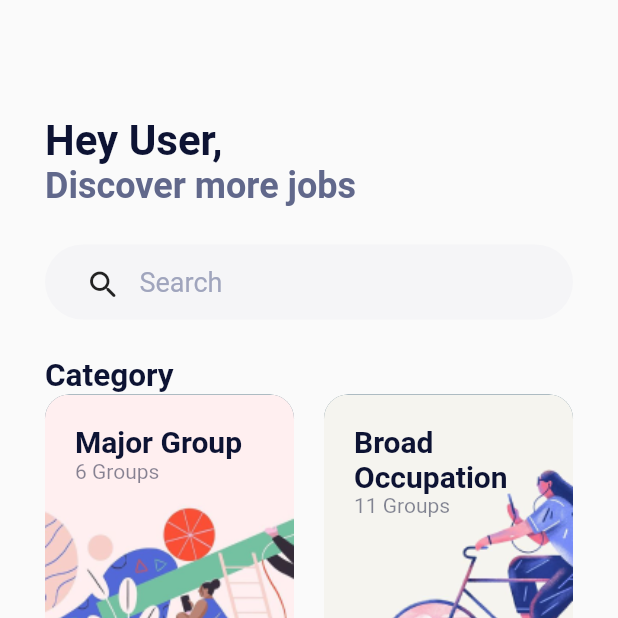
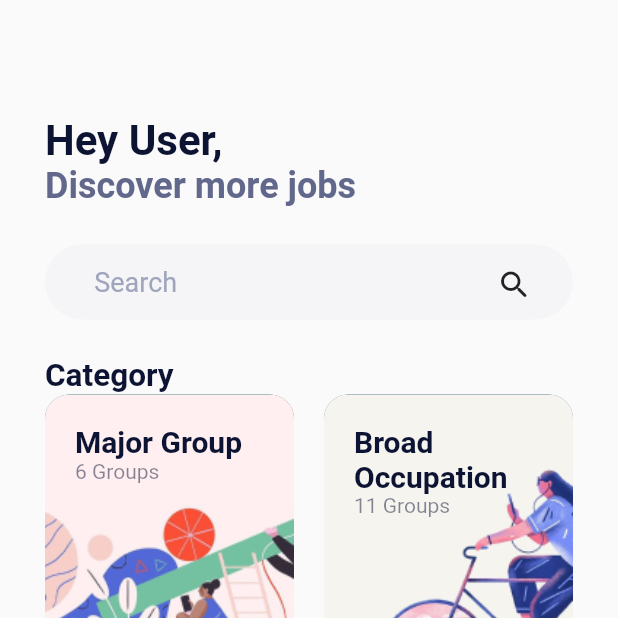
Before and after one commit to qwertybee/Ideal-Classification-Test-App, a Flutter app: the screen it shows after launch, on a phone screen of 412 x 824 dp, the top half of it. Run offline on Flutter 3.47's test engine with Material 2 defaults, Android fonts, the phone set to English and light mode, and no system bars; our stand-ins replace firebase_auth, firebase_core, flutter_svg, flutter_svg_provider, lottie, shared_preferences and 2 more; missing offline and left inert: multi_charts, syncfusion_flutter_treemap; accounts and stored records are empty; network calls fail.

Commit message:
Fixed search bar alignment

```diff
--- a/lib/exploration_screens/explore.dart
+++ b/lib/exploration_screens/explore.dart
@@ -71,20 +71,21 @@ class _ExploreState extends State<Explore> {
                 borderRadius: BorderRadius.circular(40),
               ),
               child: Row(
+                mainAxisAlignment: MainAxisAlignment.spaceBetween,
                 children: [
-                  IconButton(
-                      icon: Icon(Icons.search_rounded),
-                      onPressed: () {
-                        showSearch(
-                          context: context,
-                          delegate: MySearchDelegate(),
-                        );
-                      },
-                  ),
-                  Text("Search",
+                  const Text("    Search",
                     style: TextStyle(
                       fontSize: 18, color: Color(0xFFA0A5BD)
                     ),
+                  ),
+                  IconButton(
+                    icon: const Icon(Icons.search_rounded),
+                    onPressed: () {
+                      showSearch(
+                        context: context,
+                        delegate: MySearchDelegate(),
+                      );
+                    },
                   ),
                 ],
               ),
```
